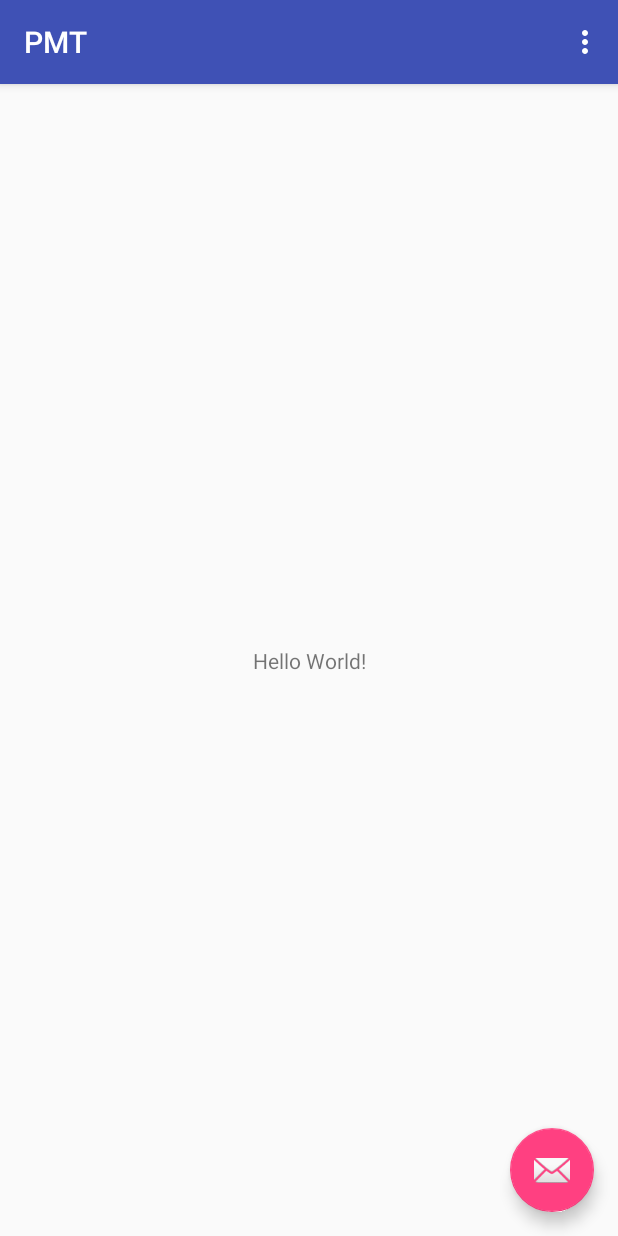
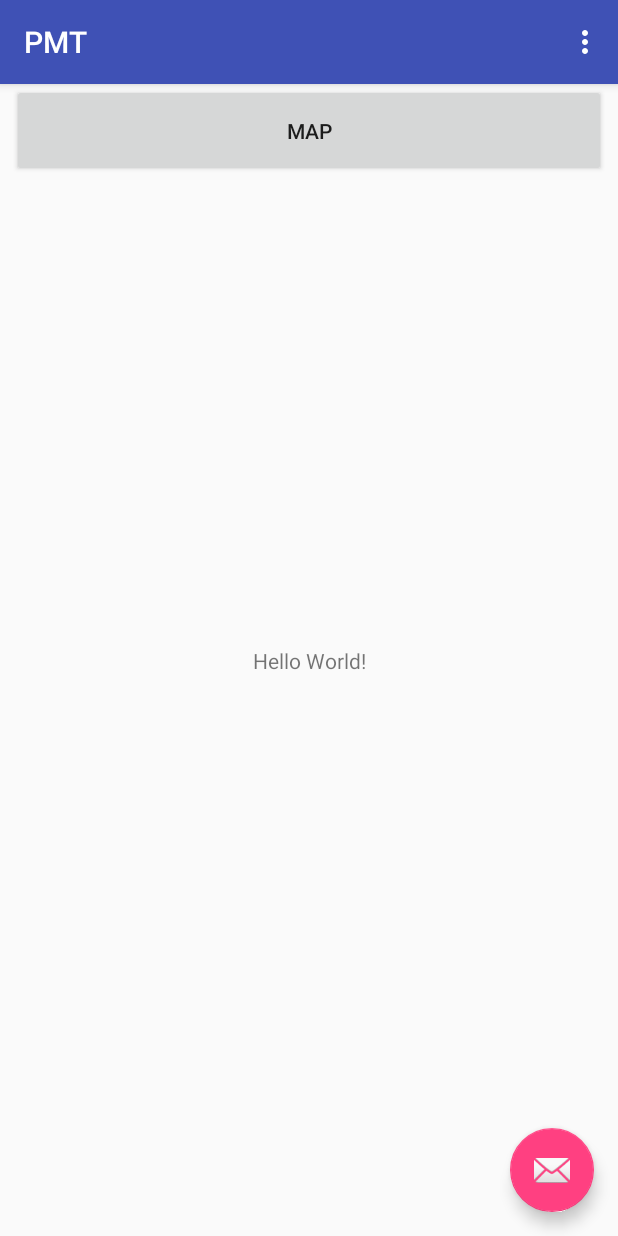
Before and after one commit to harrygillingham/PMT, an Android app: the MainActivity screen opened directly, with no data from a screen before it, on a phone screen of 412 x 824 dp. Run offline under Robolectric (Android 15) with nearby library versions, the phone set to English and light mode, and no system bars.

Commit message:
Maps Beginning

```diff
--- a/app/build.gradle
+++ b/app/build.gradle
@@ -23,6 +23,7 @@ dependencies {
     implementation 'com.android.support:appcompat-v7:28.0.0'
     implementation 'com.android.support.constraint:constraint-layout:1.1.3'
     implementation 'com.android.support:design:28.0.0'
+    implementation 'com.google.android.gms:play-services-maps:16.1.0'
     testImplementation 'junit:junit:4.12'
     androidTestImplementation 'com.android.support.test:runner:1.0.2'
     androidTestImplementation 'com.android.support.test.espresso:espresso-core:3.0.2'
--- a/app/src/main/res/layout/content_main.xml
+++ b/app/src/main/res/layout/content_main.xml
@@ -17,4 +17,15 @@
         app:layout_constraintRight_toRightOf="parent"
         app:layout_constraintTop_toTopOf="parent" />
 
+    <Button
+        android:id="@+id/button"
+        android:layout_width="0dp"
+        android:layout_height="62dp"
+        android:layout_marginStart="8dp"
+        android:layout_marginEnd="8dp"
+        android:text="Map"
+        app:layout_constraintEnd_toEndOf="parent"
+        app:layout_constraintStart_toStartOf="parent"
+        tools:layout_editor_absoluteY="192dp" />
+
 </android.support.constraint.ConstraintLayout>
--- a/app/src/main/res/values/strings.xml
+++ b/app/src/main/res/values/strings.xml
@@ -15,4 +15,5 @@
     <string name="permission_rationale">"Contacts permissions are needed for providing email
         completions."
     </string>
+    <string name="title_activity_maps">Map</string>
 </resources>
--- a/build.gradle
+++ b/build.gradle
@@ -7,7 +7,7 @@ buildscript {
         jcenter()
     }
     dependencies {
-        classpath 'com.android.tools.build:gradle:3.1.4'
+        classpath 'com.android.tools.build:gradle:3.4.0'
 
 
         // NOTE: Do not place your application dependencies here; they belong
```
Also changed, not shown: app/src/debug/res/values/google_maps_api.xml (added, +24 -0 lines), app/src/main/AndroidManifest.xml (+24 -3 lines), app/src/main/java/com/example/gillingham/pmt/MapsActivity.java (added, +46 -0 lines), app/src/main/res/layout/activity_maps.xml (added, +9 -0 lines), gradle/wrapper/gradle-wrapper.properties, 1 other file.
